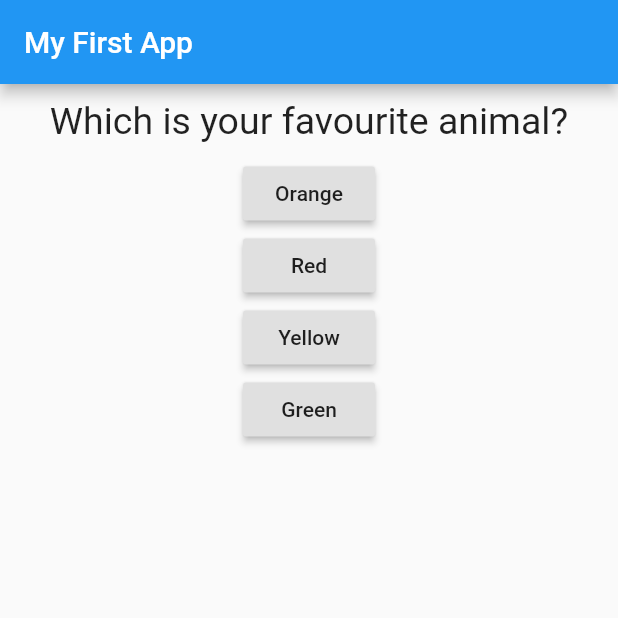
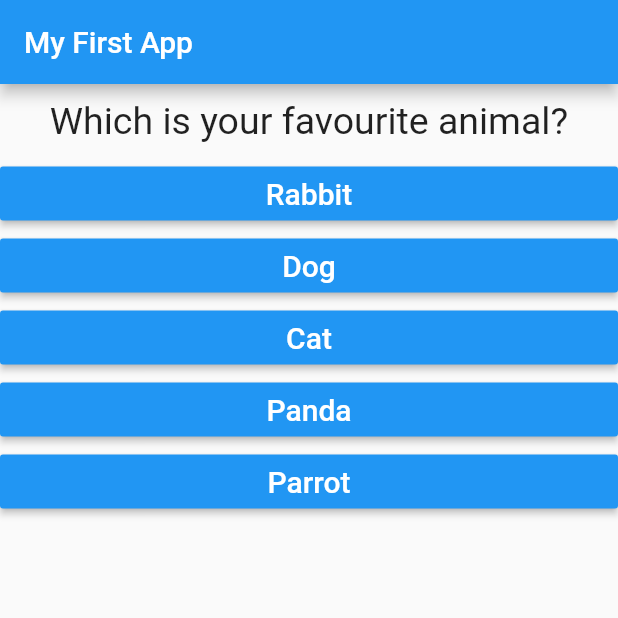
Before and after one commit to sirraghavgupta/flutter-course, a Flutter app: the screen it shows after launch, after a tap on "Orange", on a phone screen of 412 x 824 dp, the top half of it. Run offline on Flutter 3.47's test engine with Material 2 defaults, Android fonts, the phone set to English and light mode, and no system bars.

Commit message:
saw passing callback fns, maps in dart. outsourced the answer widget. made the map of questions and answers.

```diff
--- /dev/null
+++ b/myapp/lib/answer.dart
@@ -0,0 +1,26 @@
+import 'package:flutter/material.dart';
+
+class Answer extends StatelessWidget {
+  final Function selectHandler;
+  final String answerText;
+
+  Answer(this.selectHandler, this.answerText);
+
+  @override
+  Widget build(BuildContext context) {
+    return Container(
+      child: RaisedButton(
+        child: Text(
+          answerText,
+          style: TextStyle(
+            fontSize: 20,
+          ),
+        ),
+        onPressed: selectHandler,
+        color: Colors.blue,
+        textColor: Colors.white,
+      ),
+      width: double.infinity,
+    );
+  }
+}
--- a/myapp/lib/main.dart
+++ b/myapp/lib/main.dart
@@ -1,5 +1,6 @@
 import 'package:flutter/material.dart';
 import './question.dart';
+import './answer.dart';
 
 void main() {
   runApp(MyApp());
@@ -15,16 +16,27 @@ class _MyAppState extends State<MyApp> {
 
   void _answerQuestion() {
     setState(() {
-      if (_questionIndex < 1) _questionIndex += 1;
+      if (_questionIndex < 2) _questionIndex += 1;
     });
     print('Button clicked');
   }
 
   @override
   Widget build(BuildContext context) {
+    // Map comments in the end.
     var questions = [
-      'Which is your favourite colour?',
-      'Which is your favourite animal?',
+      {
+        'questionText': 'Which is your favourite colour?',
+        'answers': ['Orange', 'Red', 'Blue', 'Yellow'],
+      },
+      {
+        'questionText': 'Which is your favourite animal?',
+        'answers': ['Rabbit', 'Dog', 'Cat', 'Panda', 'Parrot'],
+      },
+      {
+        'questionText': 'Who is your favourite teacher?',
+        'answers': ['didu', 'didu', 'didu'],
+      },
     ];
 
     return MaterialApp(
@@ -33,44 +45,32 @@ class _MyAppState extends State<MyApp> {
         title: Text('My First App'),
       ),
       body: Column(children: [
-        Question(questions[_questionIndex]),
-        RaisedButton(
-          child: Text('Orange'),
-          onPressed: _answerQuestion,
-        ),
-        RaisedButton(
-          child: Text('Red'),
-          onPressed: _answerQuestion,
-        ),
-        RaisedButton(
-          child: Text('Yellow'),
-          onPressed: _answerQuestion,
-        ),
-        RaisedButton(
-          child: Text('Green'),
-          onPressed: _answerQuestion,
-        ),
+        Question(questions[_questionIndex]['questionText']),
+        ...(questions[_questionIndex]['answers'] as List<String>)
+            .map((answer) => Answer(_answerQuestion, answer))
+            .toList()
       ]),
     ));
+    /**
+     * here the map method is just like the map() in js. it returns an object
+     * of Iterable here but we need a list of widgets here, so we convert it to
+     * List by toList().
+     * then we also need a single List in the Container, so we need to spread the
+     * List by using the spread operator.
+     * Also, the inferred type of answers here is Obejct but we cant run map()
+     * on that and we know that its of List type, so, we use the 'as' keyword to
+     * tell dart to consider it as of type List.
+     */
   }
 }
 
 /**
- * here we are seeing private properties in dart -
- * for that we need to add _ in front of that variable or class everyehere.
- * where we create that and where we use that also.
+ * Map  -
+ * map in dart is just like a json object. we can write the form of key value
+ * pairs. we dont need to make a class here, so we are using this syntax of creating an d
+ * object and its called a map in dart.
  *
- * private here means that the class or var can be accessed from within this
- * file only.
+ * it also auto infers the type of the map like here - List<Map<String, Object>>
+ *
+ * we can also use the Map class btw.
  */
-
-/**
- * NOTE -
- * when the state changes, the build metod of the widget is class which
- * then build the widget tree again and calls the build method of all other
- * widgets also. but then their build method decides that whether i need
- * to re render or not.
- * here we see that the questionIndex changes and the build of all buttons is
- * also called but they dont re render as they see that we dont need to do so.
- * Question widget however gets re-rendered.
- */
```
Also changed, not shown: myapp/lib/question.dart (+0 -20 lines).
